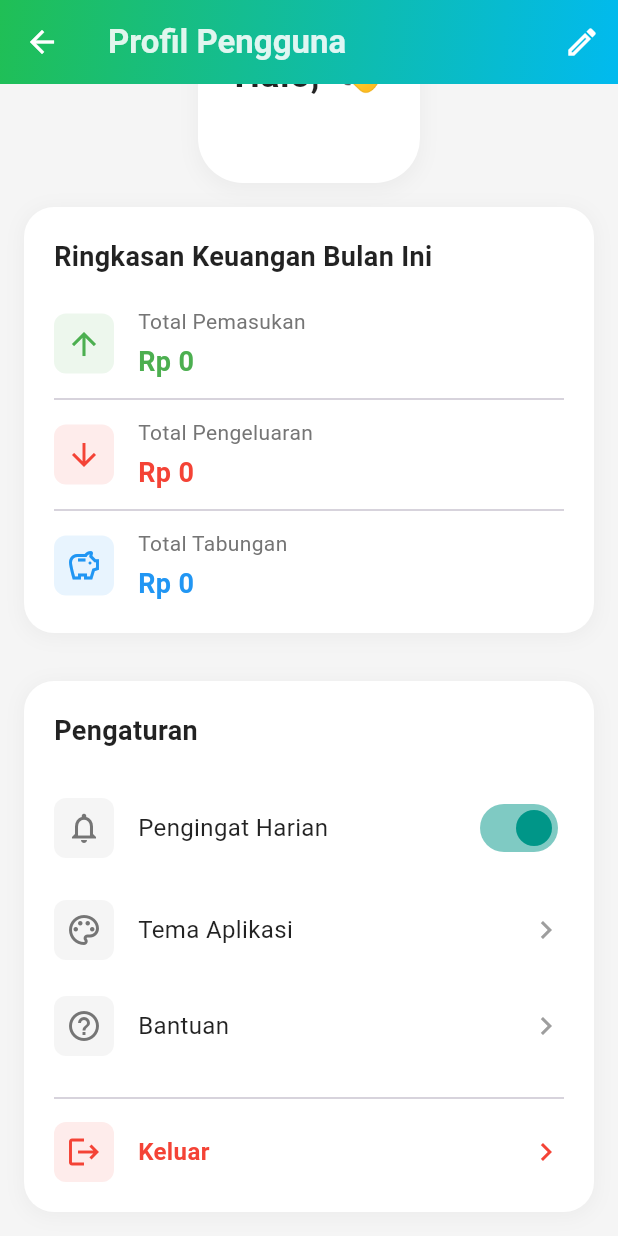
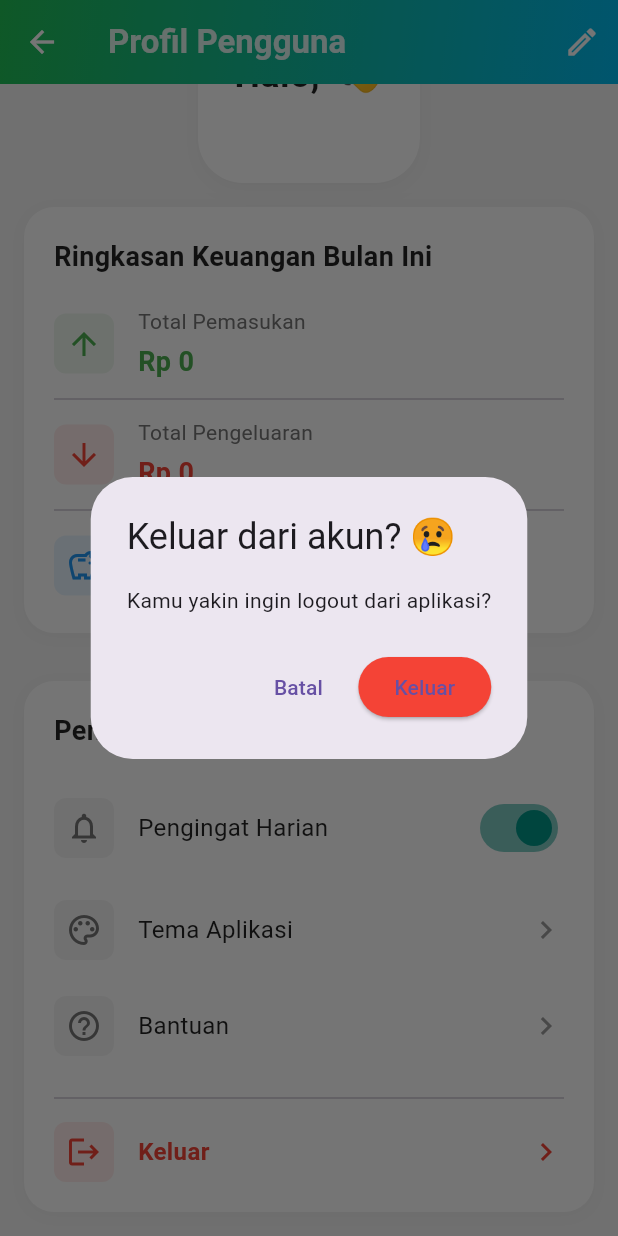
Before and after one commit to danangjune/catatin_app, a Flutter app: the ProfileScreen screen opened by its route, scrolled down 163 dp, after a tap on "Keluar", on a phone screen of 412 x 824 dp. Run offline on Flutter 3.47's test engine with Material 3 defaults, Android fonts, the phone set to English and light mode, and no system bars; our stand-ins replace cached_network_image, fl_chart, flutter_masked_text2, google_fonts, lottie, percent_indicator and 1 more; accounts and stored records are empty; network calls fail.

Commit message:
CatatIn v.1.3

```diff
--- a/lib/screens/profile_screen.dart
+++ b/lib/screens/profile_screen.dart
@@ -278,7 +278,37 @@ class _ProfileScreenState extends State<ProfileScreen> {
                           ),
                           Divider(height: 32),
                           GestureDetector(
-                            onTap: handleLogout,
+                            onTap: () async {
+                              final shouldLogout = await showDialog<bool>(
+                                context: context,
+                                builder:
+                                    (_) => AlertDialog(
+                                      title: Text("Keluar dari akun? 😢"),
+                                      content: Text(
+                                        "Kamu yakin ingin logout dari aplikasi?",
+                                      ),
+                                      actions: [
+                                        TextButton(
+                                          onPressed:
+                                              () =>
+                                                  Navigator.pop(context, false),
+                                          child: Text("Batal"),
+                                        ),
+                                        ElevatedButton(
+                                          onPressed:
+                                              () =>
+                                                  Navigator.pop(context, true),
+                                          style: ElevatedButton.styleFrom(
+                                            backgroundColor: Colors.red,
+                                          ),
+                                          child: Text("Keluar"),
+                                        ),
+                                      ],
+                                    ),
+                              );
+
+                              if (shouldLogout ?? false) handleLogout();
+                            },
                             child: Row(
                               children: [
                                 Container(
@@ -342,13 +372,19 @@ class _ProfileScreenState extends State<ProfileScreen> {
                 style: TextStyle(color: Colors.grey[600], fontSize: 14),
               ),
               SizedBox(height: 4),
-              Text(
-                formatCurrency.format(value),
-                style: TextStyle(
-                  color: color,
-                  fontWeight: FontWeight.bold,
-                  fontSize: 18,
-                ),
+              TweenAnimationBuilder<int>(
+                tween: IntTween(begin: 0, end: value),
+                duration: Duration(milliseconds: 800),
+                builder: (context, val, _) {
+                  return Text(
+                    formatCurrency.format(val),
+                    style: TextStyle(
+                      color: color,
+                      fontWeight: FontWeight.bold,
+                      fontSize: 18,
+                    ),
+                  );
+                },
               ),
             ],
           ),
--- a/pubspec.yaml
+++ b/pubspec.yaml
@@ -47,6 +47,7 @@ dependencies:
   # The following adds the Cupertino Icons font to your application.
   # Use with the CupertinoIcons class for iOS style icons.
   cupertino_icons: ^1.0.8
+  percent_indicator: ^4.2.5
 
 dev_dependencies:
   flutter_test:
```
Also changed, not shown: lib/screens/evaluation_screen.dart (+106 -22 lines), lib/screens/login_screen.dart (+13 -2 lines), pubspec.lock.
